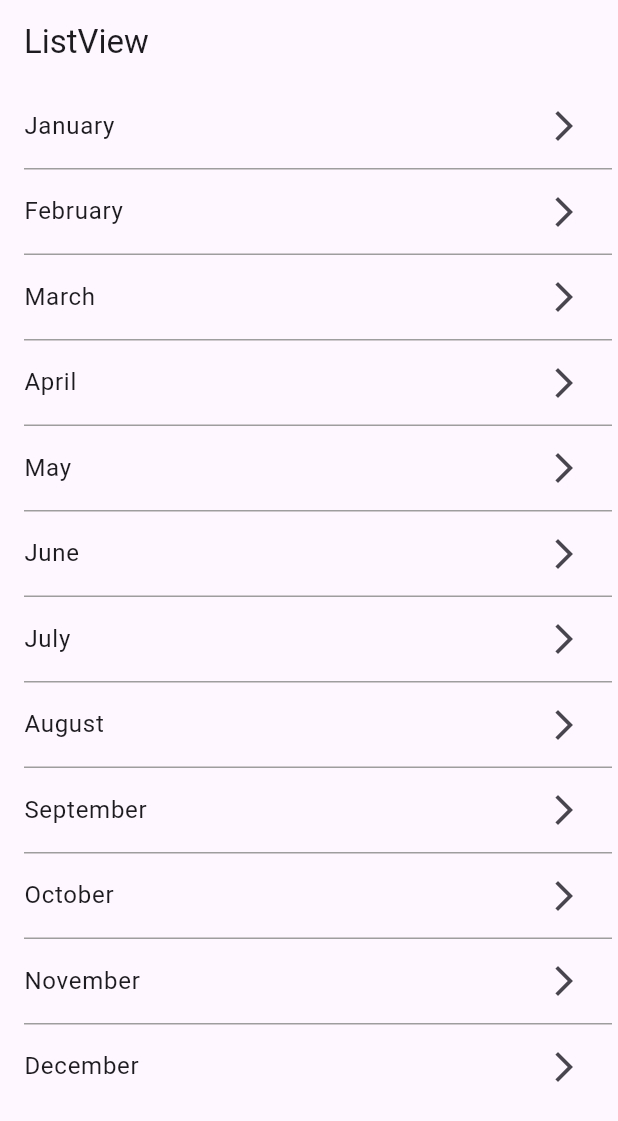
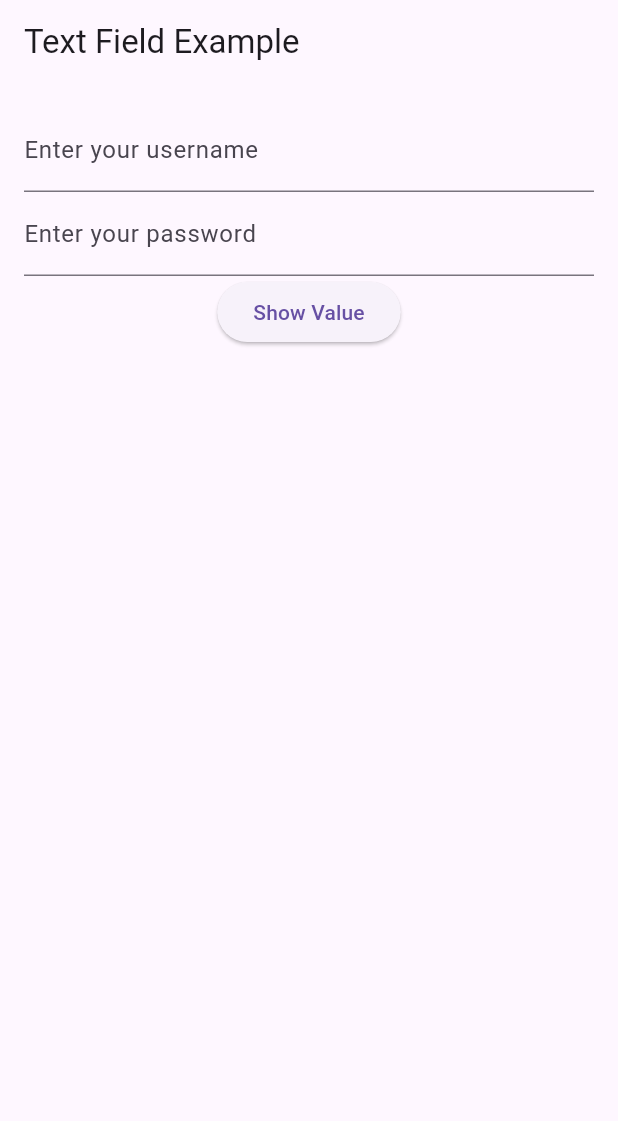
Before and after one commit to 837100/appschool7th, a Flutter app: the screen it shows after launch, on a phone screen of 412 x 824 dp. Shown: the top 1121 px of the screen. Run offline on Flutter 3.47's test engine with Material 3 defaults, Android fonts, the phone set to English and light mode, and no system bars; our stand-ins replace google_fonts.

Commit message:
텍스트 필드 예제 추가 및 메인 화면에서 사용하도록 변경

```diff
--- a/05-DartandFlutter/list_navigation/lib/main.dart
+++ b/05-DartandFlutter/list_navigation/lib/main.dart
@@ -1,6 +1,7 @@
 import 'package:flutter/material.dart';
 // import 'package:list_navigation/my_grid_view.dart';
-import 'my_list_view.dart';
+// import 'my_list_view.dart';
+import 'text_field_demo.dart';
 
 void main() {
   runApp(const MyApp());
@@ -17,8 +18,9 @@ class MyApp extends StatelessWidget {
       theme: ThemeData(
         primarySwatch: Colors.blue,
       ),
-      home: const MyListView(),
+      // home: const MyListView(),
       // home: const MyGridView(),
+      home: const TextFieldDemo(),
     );
   }
 }
--- a/05-DartandFlutter/list_navigation/lib/text_field_demo.dart
+++ b/05-DartandFlutter/list_navigation/lib/text_field_demo.dart
@@ -1,8 +1,75 @@
-// import 'package:flutter/material.dart';
+import 'package:flutter/material.dart';
 
-// class TextFieldDemo extends StatelessWidget{
-//   const TextFieldDemo({Key? key});
+class TextFieldDemo extends StatelessWidget {
+  const TextFieldDemo({Key? key});
 
-//   @override
-//   Widget build(BuildContext)
-// }
+  @override
+  Widget build(BuildContext context) {
+    return TextFieldExample();
+  }
+}
+
+class TextFieldExample extends StatefulWidget {
+  const TextFieldExample({super.key});
+
+  @override
+  State<TextFieldExample> createState() => _TextFieldExampleState();
+}
+
+class _TextFieldExampleState extends State<TextFieldExample> {
+  final TextEditingController _controller = TextEditingController();
+  final TextEditingController _passwordController = TextEditingController();
+
+  @override
+  Widget build(BuildContext context) {
+    return Scaffold(
+      appBar: AppBar(
+        title: const Text('Text Field Example'),
+      ),
+      body: Padding(
+        padding: const EdgeInsets.all(16.0),
+        child: Column(
+          children: <Widget>[
+            TextField(
+              controller: _controller,
+              decoration: const InputDecoration(
+                labelText: 'Enter your username',
+              ),
+            ),
+            TextField(
+                controller: _passwordController,
+                decoration: const InputDecoration(
+                  labelText: 'Enter your password',
+                ),
+                obscureText: true),
+            // 클릭 시 AlertDialog를 표시하는 버튼
+            ElevatedButton(
+              onPressed: () {
+                // AlertDialog를 표시하는 버튼.
+                showDialog(
+                  context: context,
+                  builder: (context) {
+                    return AlertDialog(
+                      title: const Text('Text Field Value'),
+                      content:
+                          Text('The value you entered is: ${_controller.text}'),
+                      actions: <Widget>[
+                        TextButton(
+                          onPressed: () {
+                            Navigator.pop(context);
+                          },
+                          child: const Text('OK'),
+                        ),
+                      ],
+                    );
+                  },
+                );
+              },
+              child: const Text('Show Value'),
+            ),
+          ],
+        ),
+      ),
+    );
+  }
+}
```
